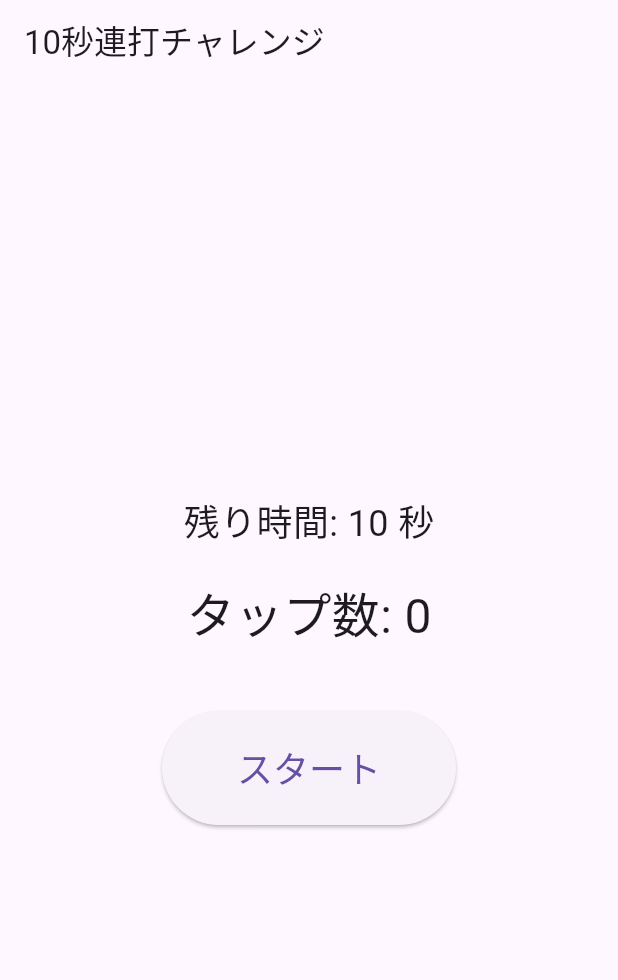
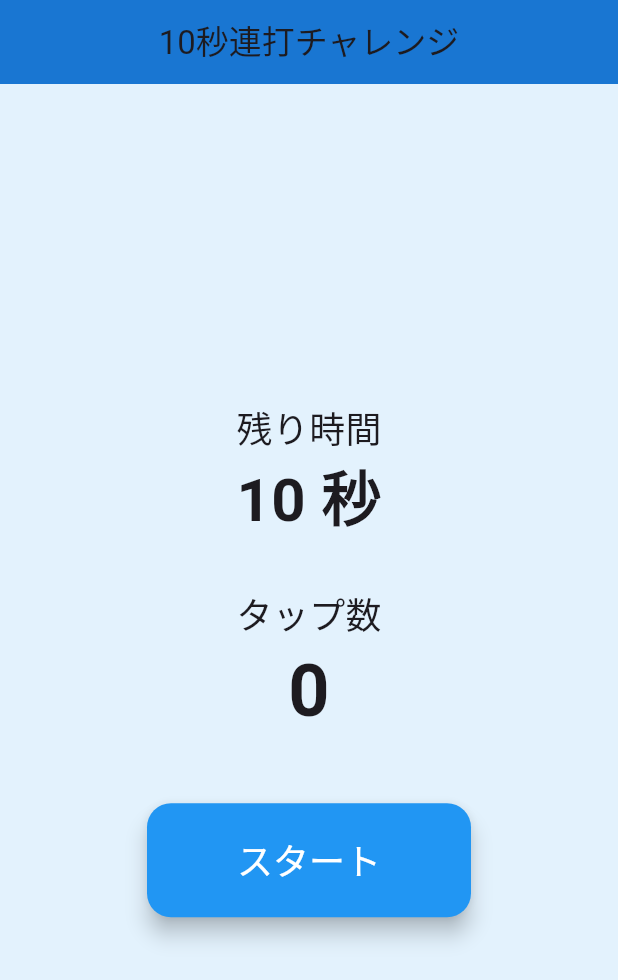
Before and after one commit to tkp14/renda_app_flutter, a Flutter app: the screen it shows after launch, on a phone screen of 412 x 824 dp. Shown: the top 980 px of the screen. Run offline on Flutter 3.47's test engine with Material 3 defaults, Android fonts, the phone set to English and light mode, and no system bars; Roboto replaces fonts that are missing (Arial).

Commit message:
デザインを修正

```diff
--- a/lib/main.dart
+++ b/lib/main.dart
@@ -11,7 +11,12 @@
     return MaterialApp(
       title: '連打アプリ',
       theme: ThemeData(
+        fontFamily: 'Arial',
+        scaffoldBackgroundColor: Color(0xFFE3F2FD), // 👈 淡いブルーの背景色
         primarySwatch: Colors.blue,
+        textTheme: TextTheme(
+          bodyText1: TextStyle(fontSize: 20),
+        ),
       ),
       home: TapGamePage(),
     );
@@ -87,37 +92,43 @@
     return Scaffold(
       appBar: AppBar(
         title: Text('10秒連打チャレンジ'),
+        centerTitle: true,
+        backgroundColor: Colors.blue.shade700,
       ),
       body: Center(
+        child: Padding(
+          padding: const EdgeInsets.symmetric(horizontal: 24.0), // 👈 横に余白
           child: Column(
             mainAxisAlignment: MainAxisAlignment.center,
             children: <Widget>[
-            Text('残り時間: $_timeLeft 秒', style: TextStyle(fontSize: 24)),
-            SizedBox(height: 20),
-            Text('タップ数: $_counter', style: TextStyle(fontSize: 32)),
+              Text('残り時間',
+                  style: TextStyle(fontSize: 24, fontWeight: FontWeight.w500)),
+              Text('$_timeLeft 秒',
+                  style: TextStyle(fontSize: 40, fontWeight: FontWeight.bold)),
+              SizedBox(height: 30),
+              Text('タップ数',
+                  style: TextStyle(fontSize: 24, fontWeight: FontWeight.w500)),
+              Text('$_counter',
+                  style: TextStyle(fontSize: 48, fontWeight: FontWeight.bold)),
               SizedBox(height: 40),
-            _isPlaying
-                ? ElevatedButton(
-                    onPressed: _incrementCounter,
-                    child: Text('タップ！'),
+              ElevatedButton(
+                onPressed: _isPlaying ? _incrementCounter : _startGame,
+                child: Text(_isPlaying ? 'タップ！' : 'スタート'),
                 style: ElevatedButton.styleFrom(
-                      padding:
-                          EdgeInsets.symmetric(horizontal: 50, vertical: 20),
-                      textStyle: TextStyle(fontSize: 24),
+                  primary: Colors.blue,
+                  onPrimary: Colors.white,
+                  shape: RoundedRectangleBorder(
+                    borderRadius: BorderRadius.circular(16), // 👈 角丸
                   ),
-                  )
-                : ElevatedButton(
-                    onPressed: _startGame,
-                    child: Text('スタート'),
-                    style: ElevatedButton.styleFrom(
-                      padding:
-                          EdgeInsets.symmetric(horizontal: 50, vertical: 20),
+                  elevation: 6, // 👈 影
+                  padding: EdgeInsets.symmetric(horizontal: 60, vertical: 20),
                   textStyle: TextStyle(fontSize: 24),
                 ),
               ),
             ],
           ),
         ),
+      ),
     );
   }
 }
```
Lines whose indentation alone changed are shown as unchanged.
